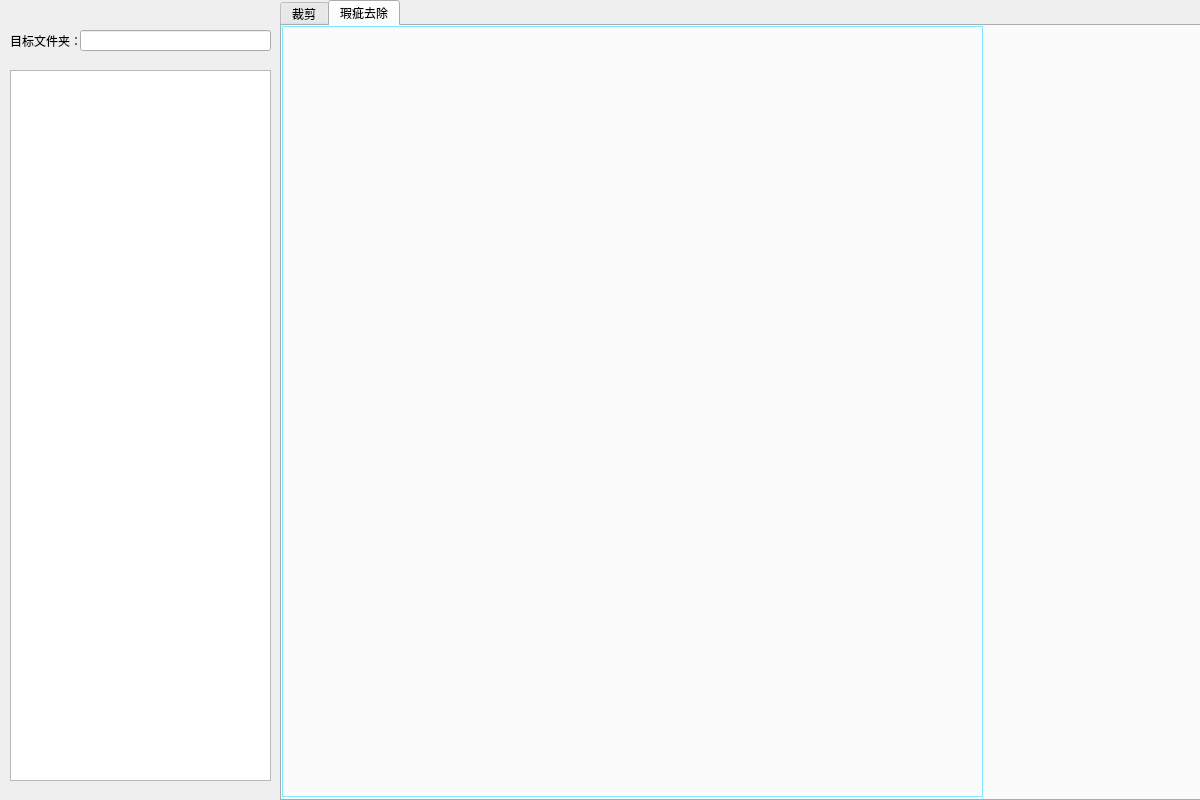
The window that ui/basic/WIM.ui (SHEN2BAIYI/pyUESTC) describes before a commit, drawn with Qt 5.
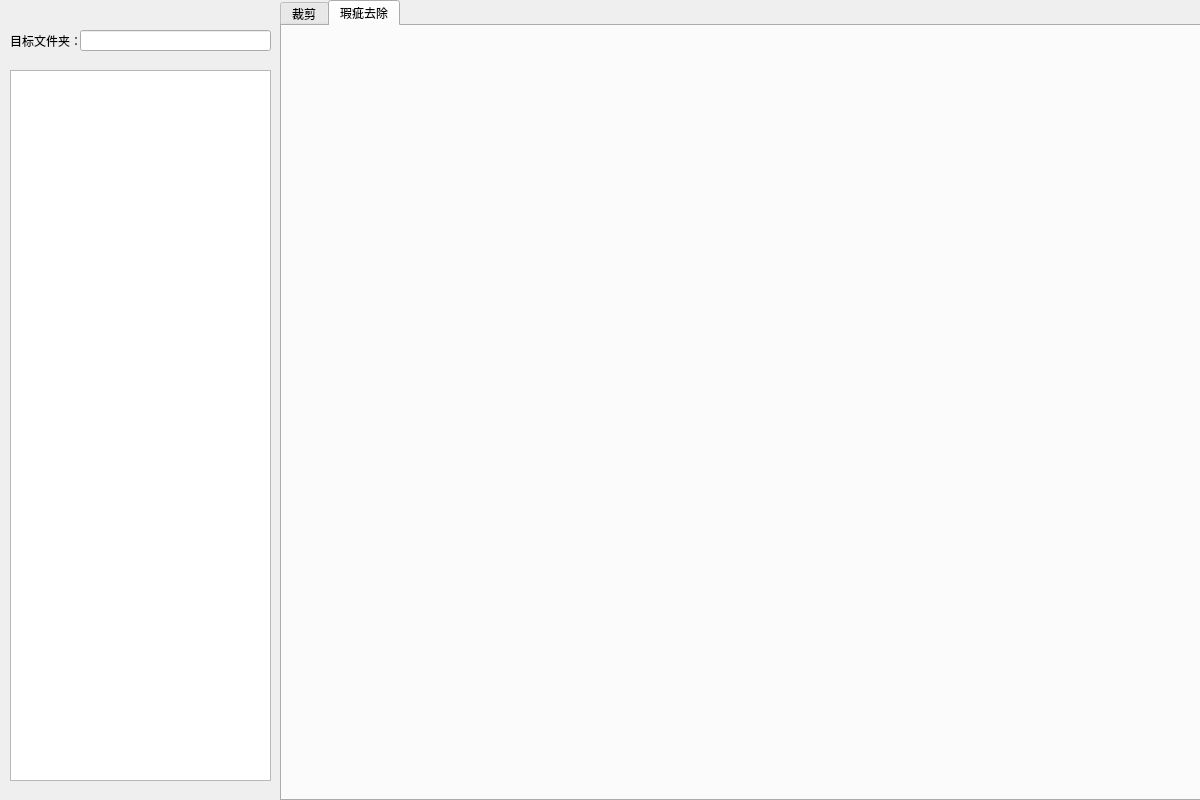
The same window after the commit. The open tabs and pages were chosen to show the change.

Patch:
```diff
--- a/ui/basic/WIM.ui
+++ b/ui/basic/WIM.ui
@@ -105,25 +105,6 @@
      <attribute name="title">
       <string>瑕疵去除</string>
      </attribute>
-     <widget class="QFrame" name="imgFrame_2">
-      <property name="geometry">
-       <rect>
-        <x>0</x>
-        <y>0</y>
-        <width>701</width>
-        <height>771</height>
-       </rect>
-      </property>
-      <property name="styleSheet">
-       <string notr="true">#imgFrame_2{border:1px solid rgb(123, 233, 255)}</string>
-      </property>
-      <property name="frameShape">
-       <enum>QFrame::StyledPanel</enum>
-      </property>
-      <property name="frameShadow">
-       <enum>QFrame::Raised</enum>
-      </property>
-     </widget>
     </widget>
    </widget>
   </widget>
```
